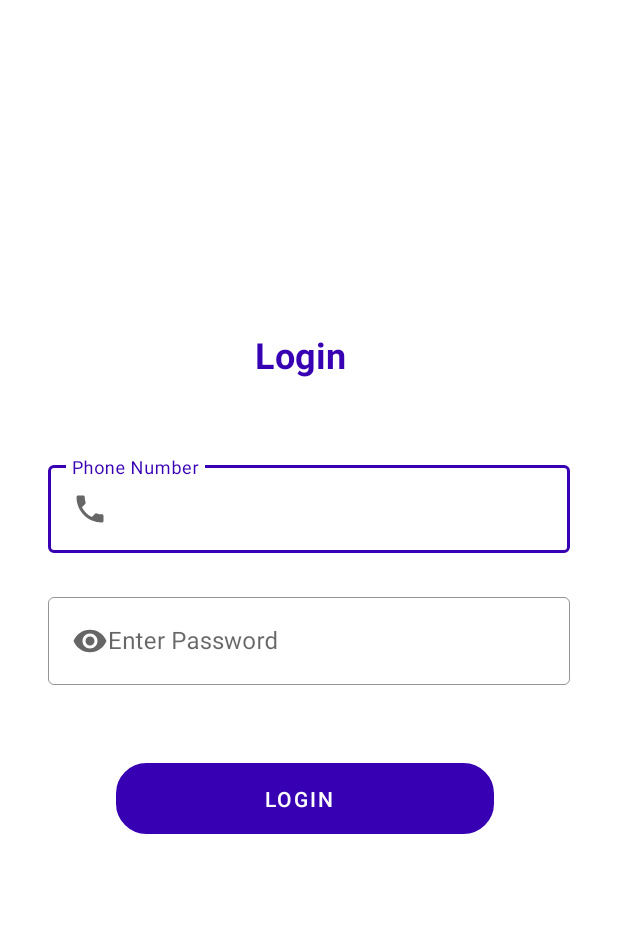
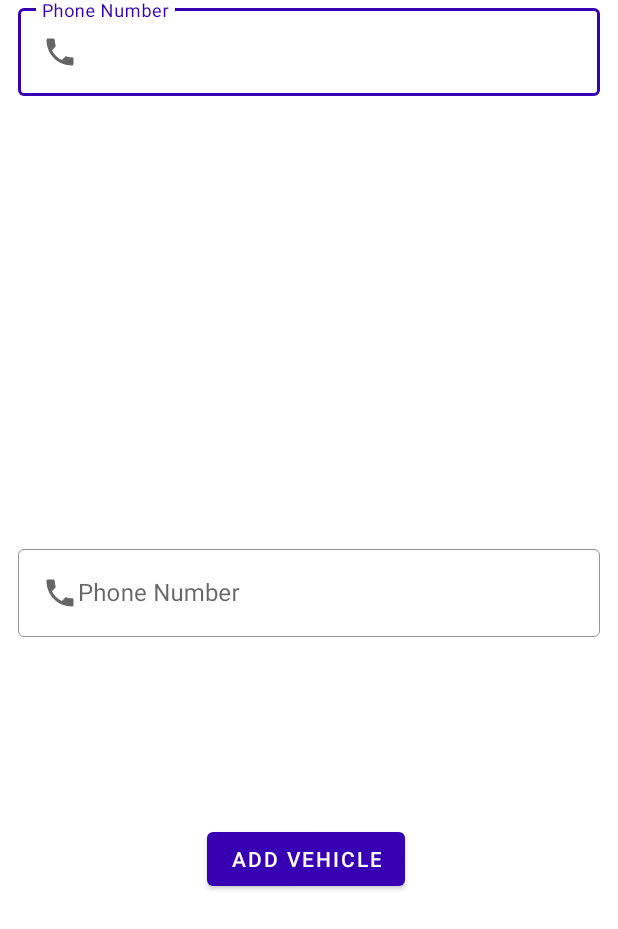
Before and after one commit to vedparsekar/Women-safety-App, an Android app: the screen it shows after launch (Login before the commit, AddVehicleinfo after it), item 3 of the bottom bar chosen, on a phone screen of 412 x 824 dp. Shown: the top 929 px of the screen. Run offline under Robolectric (Android 15) with nearby library versions, the phone set to English and light mode, and no system bars; Roboto replaces fonts that are not available here.

Commit message:
vehicle info

```diff
--- a/app/src/main/AndroidManifest.xml
+++ b/app/src/main/AndroidManifest.xml
@@ -1,5 +1,6 @@
 <?xml version="1.0" encoding="utf-8"?>
 <manifest xmlns:android="http://schemas.android.com/apk/res/android"
+    xmlns:tools="http://schemas.android.com/tools"
     package="com.example.womensafetyapp">
     <!--
          The ACCESS_COARSE/FINE_LOCATION permissions are not required to use
@@ -27,7 +28,7 @@
         android:roundIcon="@mipmap/ic_launcher_round"
         android:supportsRtl="true"
         android:theme="@style/AppTheme">
-        <activity android:name=".Camera"></activity>
+        <activity android:name=".Camera" />
         <!--
              The API key for Google Maps-based APIs is defined as a string resource.
              (See the file "res/values/google_maps_api.xml").
@@ -44,6 +45,8 @@
         <activity android:name=".MainActivity1" />
         <activity android:name=".Login" />
         <activity android:name=".Pin" />
+        <activity android:name=".Vehicle"/>
+        <activity android:name=".AddVehicleinfo"/>
         <activity android:name=".MainActivity">
             <intent-filter>
                 <action android:name="android.intent.action.MAIN" />
--- /dev/null
+++ b/app/src/main/java/com/example/womensafetyapp/AddVehicleinfo.java
@@ -0,0 +1,34 @@
+package com.example.womensafetyapp;
+
+import androidx.appcompat.app.AppCompatActivity;
+
+import android.content.Intent;
+import android.os.Bundle;
+import android.view.View;
+import android.widget.Button;
+import android.widget.EditText;
+
+public class AddVehicleinfo extends AppCompatActivity {
+    DBClient dbClient;
+    EditText vehicalno,vehicalinfo;
+    Button add;
+    @Override
+    protected void onCreate(Bundle savedInstanceState) {
+        super.onCreate(savedInstanceState);
+        setContentView(R.layout.activity_add_vehicleinfo);
+        vehicalno = (EditText)findViewById(R.id.input_vehicle_no);
+        vehicalinfo = (EditText)findViewById(R.id.input_vehicleinfo);
+        add = (Button) findViewById(R.id.Add);
+
+        dbClient = new DBClient(this);
+        dbClient.open();
+        add.setOnClickListener(new View.OnClickListener() {
+            @Override
+            public void onClick(View view) {
+                dbClient.addUser(vehicalno.getText().toString(),vehicalinfo.getText().toString());
+                Intent intent = new Intent(getApplicationContext(),Vehicle.class);
+                startActivity(intent);
+            }
+        });
+    }
+}
--- /dev/null
+++ b/app/src/main/java/com/example/womensafetyapp/DBClient.java
@@ -0,0 +1,49 @@
+package com.example.womensafetyapp;
+
+import android.content.ContentValues;
+import android.content.Context;
+import android.database.Cursor;
+import android.database.sqlite.SQLiteDatabase;
+
+import java.util.ArrayList;
+
+public class DBClient {
+    UserDBHelper dbhelper;
+    Context context;
+    SQLiteDatabase database;
+    ArrayList<String> users;
+
+    public  DBClient(Context context){
+        this.context = context;
+    }
+
+    public void open(){
+        dbhelper = new UserDBHelper(context);
+        database = dbhelper.getWritableDatabase();
+    }
+    public void close(){
+        dbhelper.close();
+    }
+
+    public ArrayList<String> getuser(){
+        String query="select * from vehicleinfo";
+        Cursor cursor = database.rawQuery(query,null);
+        if(cursor!=null&&cursor.getCount()>0) {
+            cursor.moveToFirst();
+            users = new ArrayList<>();
+            users.add(cursor.getString(0));
+            users.add(cursor.getString(1));
+            cursor.close();
+            return users;
+        }
+        else
+            return null;
+    }
+
+    public void addUser(String vehicleno,String details){
+        ContentValues params = new ContentValues();
+        params.put("vehicleno",vehicleno);
+        params.put("details",details);
+        database.insert("vehicleinfo",null,params);
+    }
+}
--- a/app/src/main/java/com/example/womensafetyapp/MainActivity.java
+++ b/app/src/main/java/com/example/womensafetyapp/MainActivity.java
@@ -88,7 +88,7 @@ public class MainActivity extends AppCompatActivity implements OnMapReadyCallbac
                 }
 
                 if (itemId == R.id.page_3) {
-                    Intent intent = new Intent(getApplicationContext(), Login.class);
+                    Intent intent = new Intent(getApplicationContext(), AddVehicleinfo.class);
                     startActivity(intent);
                 }
 
@@ -200,9 +200,6 @@ public class MainActivity extends AppCompatActivity implements OnMapReadyCallbac
         gmap.moveCamera(CameraUpdateFactory.newLatLng(loc));
     }
 
-
-
-
     public void statusCheck() {
         final LocationManager manager = (LocationManager) getSystemService(
                 Context.LOCATION_SERVICE);
--- /dev/null
+++ b/app/src/main/java/com/example/womensafetyapp/UserDBHelper.java
@@ -0,0 +1,23 @@
+package com.example.womensafetyapp;
+
+import android.content.Context;
+import android.database.sqlite.SQLiteDatabase;
+import android.database.sqlite.SQLiteOpenHelper;
+
+
+public class UserDBHelper extends SQLiteOpenHelper {
+    public UserDBHelper(Context context) {
+        super(context, "USERDATABSE", null, 1);
+    }
+
+    @Override
+    public void onCreate(SQLiteDatabase sqLiteDatabase) {
+        String query = "create table vehicleinfo (vehicleno text, details text)";
+        sqLiteDatabase.execSQL(query);
+    }
+
+    @Override
+    public void onUpgrade(SQLiteDatabase sqLiteDatabase, int i, int i1) {
+
+    }
+}
--- /dev/null
+++ b/app/src/main/res/layout/activity_add_vehicleinfo.xml
@@ -0,0 +1,82 @@
+<?xml version="1.0" encoding="utf-8"?>
+<androidx.constraintlayout.widget.ConstraintLayout xmlns:android="http://schemas.android.com/apk/res/android"
+    xmlns:app="http://schemas.android.com/apk/res-auto"
+    xmlns:tools="http://schemas.android.com/tools"
+    android:layout_width="match_parent"
+    android:layout_height="match_parent"
+    tools:context=".AddVehicleinfo">
+
+
+    <com.google.android.material.textfield.TextInputLayout
+        android:id="@+id/textInputLayout"
+        style="@style/Widget.MaterialComponents.TextInputLayout.OutlinedBox"
+        android:layout_width="match_parent"
+
+        android:layout_height="wrap_content"
+        android:layout_margin="12dp"
+        android:layout_marginStart="12dp"
+        android:layout_marginEnd="12dp"
+        android:hint="Phone Number"
+        app:boxBackgroundMode="outline"
+        app:boxStrokeColor="@color/colorPrimaryDark"
+        app:boxStrokeWidth="0.8dp"
+        app:layout_constraintEnd_toEndOf="parent"
+        app:layout_constraintHorizontal_bias="0.0"
+        app:layout_constraintStart_toStartOf="parent"
+        tools:layout_editor_absoluteY="263dp">
+
+        <com.google.android.material.textfield.TextInputEditText
+            android:id="@+id/input_vehicle_no"
+            android:layout_width="match_parent"
+            android:layout_height="wrap_content"
+            android:drawableStart="@drawable/phone"
+            android:drawableLeft="@drawable/phone" />
+
+
+    </com.google.android.material.textfield.TextInputLayout>
+
+    <com.google.android.material.textfield.TextInputLayout
+        style="@style/Widget.MaterialComponents.TextInputLayout.OutlinedBox"
+        android:layout_width="match_parent"
+        android:layout_height="wrap_content"
+
+        android:layout_margin="12dp"
+        android:layout_marginStart="12dp"
+        android:layout_marginEnd="12dp"
+        android:layout_marginBottom="119dp"
+        android:hint="Phone Number"
+        app:boxBackgroundMode="outline"
+        app:boxStrokeColor="@color/colorPrimaryDark"
+        app:boxStrokeWidth="0.8dp"
+        app:layout_constraintBottom_toTopOf="@+id/Add"
+        app:layout_constraintEnd_toEndOf="parent"
+        app:layout_constraintHorizontal_bias="0.0"
+        app:layout_constraintStart_toStartOf="parent"
+        app:layout_constraintTop_toTopOf="parent"
+        app:layout_constraintVertical_bias="0.757">
+
+        <com.google.android.material.textfield.TextInputEditText
+            android:id="@+id/input_vehicleinfo"
+            android:layout_width="match_parent"
+            android:layout_height="wrap_content"
+            android:drawableStart="@drawable/phone"
+            android:drawableLeft="@drawable/phone"></com.google.android.material.textfield.TextInputEditText>
+
+
+    </com.google.android.material.textfield.TextInputLayout>
+
+    <Button
+        android:id="@+id/Add"
+        android:layout_width="wrap_content"
+        android:layout_height="wrap_content"
+        android:layout_marginStart="159dp"
+        android:layout_marginTop="68dp"
+        android:layout_marginEnd="164dp"
+        android:layout_marginBottom="227dp"
+        android:text="Add vehicle"
+        app:layout_constraintBottom_toBottomOf="parent"
+        app:layout_constraintEnd_toEndOf="parent"
+        app:layout_constraintStart_toStartOf="parent"
+        app:layout_constraintTop_toBottomOf="@+id/input_vehicleinfo" />
+
+</androidx.constraintlayout.widget.ConstraintLayout>
```
Also changed, not shown: app/src/main/java/com/example/womensafetyapp/Vehicle.java (added, +31 -0 lines), app/src/main/res/layout/activity_vehicle.xml (added, +33 -0 lines).
